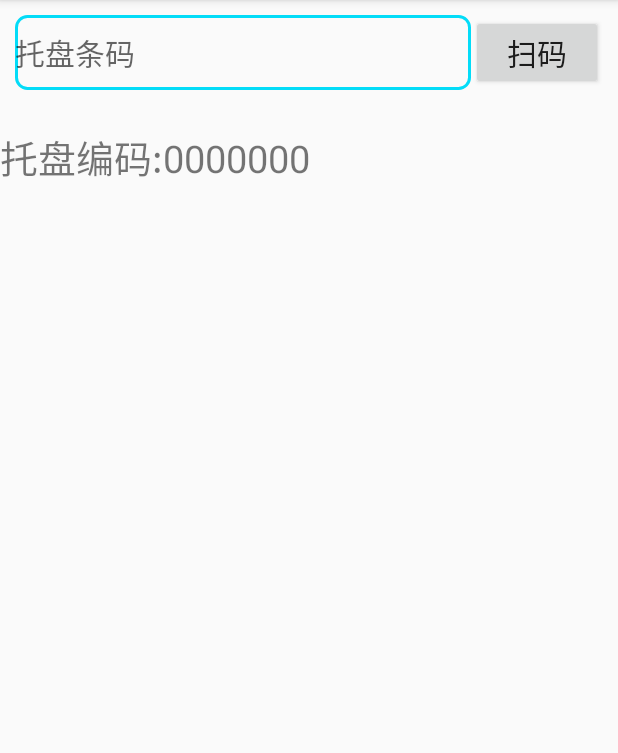
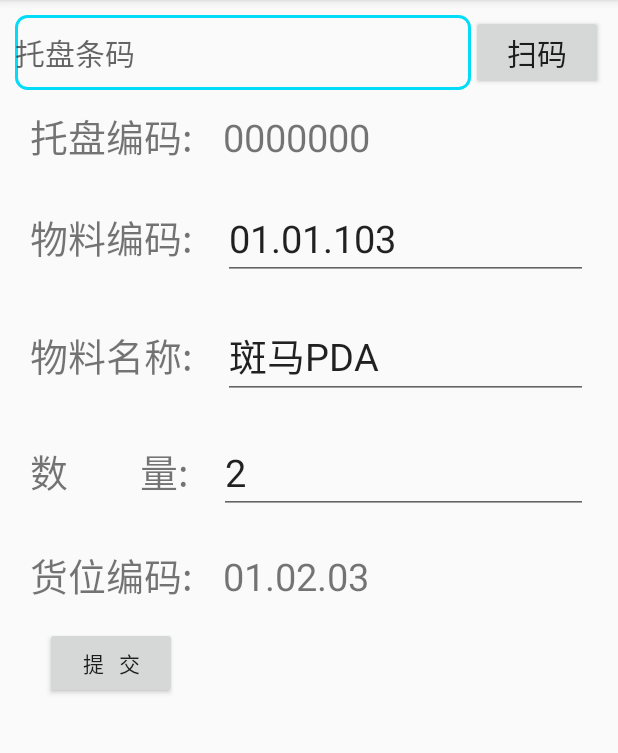
Before and after one commit to chuge9527/BrandPDAapp, an Android app: the Outstore1Activity screen opened directly, with no data from a screen before it, on a phone screen of 412 x 824 dp, the part 84-837 px from its top. Run offline under Robolectric (Android 15) with nearby library versions, the phone set to English and light mode, and no system bars.

Commit message:
fragment1

```diff
--- a/app/src/main/AndroidManifest.xml
+++ b/app/src/main/AndroidManifest.xml
@@ -1,12 +1,13 @@
 <?xml version="1.0" encoding="utf-8"?>
 <manifest xmlns:android="http://schemas.android.com/apk/res/android"
     package="com.wayzim.wayzimpda">
-
+    <uses-permission android:name="android.permission.INTERNET" />
     <application
         android:allowBackup="true"
         android:icon="@mipmap/ic_launcher"
         android:label="@string/app_name"
         android:roundIcon="@mipmap/ic_launcher_round"
+        android:networkSecurityConfig="@xml/network_security_config"
         android:supportsRtl="true"
         android:theme="@style/AppTheme">
         <activity android:name=".Outstore1Activity"></activity>
--- a/app/src/main/java/com/wayzim/wayzimpda/Detail1Fragment.java
+++ b/app/src/main/java/com/wayzim/wayzimpda/Detail1Fragment.java
@@ -24,6 +24,6 @@ public class Detail1Fragment extends Fragment {
     @Override
     public void onViewCreated(@NonNull View view, @Nullable Bundle savedInstanceState) {
         super.onViewCreated(view, savedInstanceState);
-        mtext =(TextView) view.findViewById(R.id.text1);
+        mtext =(TextView) view.findViewById(R.id.trayTX);
     }
 }
--- a/app/src/main/java/com/wayzim/wayzimpda/Outstore1Activity.java
+++ b/app/src/main/java/com/wayzim/wayzimpda/Outstore1Activity.java
@@ -3,6 +3,7 @@ package com.wayzim.wayzimpda;
 import androidx.appcompat.app.AppCompatActivity;
 import androidx.fragment.app.FragmentTransaction;
 
+import android.app.Activity;
 import android.os.Bundle;
 
 public class Outstore1Activity extends AppCompatActivity {
@@ -11,9 +12,7 @@ public class Outstore1Activity extends AppCompatActivity {
     protected void onCreate(Bundle savedInstanceState) {
         super.onCreate(savedInstanceState);
         setContentView(R.layout.activity_outstore1);
-
-
-
-
+        Detail1Fragment detail1Fra = new Detail1Fragment();
+    getSupportFragmentManager().beginTransaction().add(R.id.frame1,detail1Fra).commit();
     }
 }
--- a/app/src/main/res/layout/activity_instore1.xml
+++ b/app/src/main/res/layout/activity_instore1.xml
@@ -25,6 +25,7 @@
             android:layout_toRightOf="@id/bianhaoTX"
             android:hint="输入编码"
             android:textSize="20sp"
+            android:inputType="number"
             android:background="@drawable/loginedit_bg"/>
         <Button
             android:id="@+id/btn_search"
--- a/app/src/main/res/layout/activity_outstore1.xml
+++ b/app/src/main/res/layout/activity_outstore1.xml
@@ -12,7 +12,7 @@
         android:layout_marginLeft="10dp"
         android:layout_marginRight="10dp"
         android:layout_marginTop="10dp"
-        android:layout_marginBottom="25dp"
+
         >
 
         <Button
@@ -33,11 +33,11 @@
             android:textSize="20sp"
             android:background="@drawable/loginedit_bg"/>
     </RelativeLayout>
-    <fragment
+
+    <FrameLayout
         android:layout_width="match_parent"
         android:layout_height="wrap_content"
-        android:name="com.wayzim.wayzimpda.Detail1Fragment"
-        android:id="@+id/fg1"/>
+        android:id="@+id/frame1"/>
 
 
 </LinearLayout>
--- a/app/src/main/res/layout/fragment_detail1.xml
+++ b/app/src/main/res/layout/fragment_detail1.xml
@@ -1,22 +1,119 @@
 <?xml version="1.0" encoding="utf-8"?>
 <LinearLayout xmlns:android="http://schemas.android.com/apk/res/android"
-    android:orientation="vertical" android:layout_width="match_parent"
+    android:orientation="vertical"
+    android:layout_width="match_parent"
     android:layout_height="match_parent">
     <LinearLayout
         android:layout_width="match_parent"
         android:layout_height="wrap_content"
-        android:orientation="horizontal">
+        android:orientation="horizontal"
+        android:layout_marginLeft="10dp"
+        android:layout_marginTop="1dp"
+        android:layout_marginRight="10dp"
+        android:padding="10dp">
     <TextView
         android:layout_width="wrap_content"
         android:layout_height="wrap_content"
         android:text="托盘编码:"
         android:textSize="25sp"/>
     <TextView
+        android:layout_width="match_parent"
+        android:layout_height="wrap_content"
+        android:layout_marginLeft="20dp"
+        android:text="0000000"
+        android:textSize="25sp"
+        android:id="@+id/trayTX"/>
+      </LinearLayout>
+    <LinearLayout
+        android:layout_width="match_parent"
+        android:layout_height="wrap_content"
+        android:orientation="horizontal"
+        android:layout_marginLeft="10dp"
+        android:layout_marginTop="1dp"
+        android:layout_marginRight="10dp"
+        android:padding="10dp">
+        <TextView
+            android:layout_width="wrap_content"
+            android:layout_height="wrap_content"
+            android:text="物料编码:"
+            android:textSize="25sp"/>
+        <EditText
+            android:layout_width="match_parent"
+            android:layout_height="wrap_content"
+            android:layout_marginLeft="20dp"
+            android:text="01.01.103"
+            android:textSize="25sp"
+            android:id="@+id/materialCodeTX"/>
+    </LinearLayout>
+    <LinearLayout
+        android:layout_width="match_parent"
+        android:layout_height="wrap_content"
+        android:orientation="horizontal"
+        android:layout_marginLeft="10dp"
+        android:layout_marginTop="1dp"
+        android:layout_marginRight="10dp"
+        android:padding="10dp">
+        <TextView
+            android:layout_width="wrap_content"
+            android:layout_height="wrap_content"
+            android:text="物料名称:"
+            android:textSize="25sp"/>
+        <EditText
+            android:layout_width="match_parent"
+            android:layout_height="wrap_content"
+            android:layout_marginLeft="20dp"
+            android:text="斑马PDA"
+            android:textSize="25sp"
+            android:id="@+id/materialNameTX"/>
+    </LinearLayout>
+    <LinearLayout
+        android:layout_width="match_parent"
+        android:layout_height="wrap_content"
+        android:orientation="horizontal"
+        android:layout_marginLeft="10dp"
+        android:layout_marginTop="1dp"
+        android:layout_marginRight="10dp"
+        android:padding="10dp">
+        <TextView
+            android:layout_width="wrap_content"
+            android:layout_height="wrap_content"
+            android:text="数        量:"
+            android:textSize="25sp"/>
+        <EditText
+            android:layout_width="match_parent"
+            android:layout_height="wrap_content"
+            android:layout_marginLeft="20dp"
+            android:text="2"
+            android:inputType="number"
+            android:textSize="25sp"
+            android:id="@+id/countTX"/>
+    </LinearLayout>
+    <LinearLayout
+        android:layout_width="match_parent"
+        android:layout_height="wrap_content"
+        android:orientation="horizontal"
+        android:layout_marginLeft="10dp"
+        android:layout_marginTop="1dp"
+        android:layout_marginRight="10dp"
+        android:padding="10dp">
+        <TextView
+            android:layout_width="wrap_content"
+            android:layout_height="wrap_content"
+            android:text="货位编码:"
+            android:textSize="25sp"/>
+        <TextView
+            android:layout_width="match_parent"
+            android:layout_height="wrap_content"
+            android:layout_marginLeft="20dp"
+            android:text="01.02.03"
+            android:textSize="25sp"
+            android:id="@+id/binCodeTX"/>
+    </LinearLayout>
+    <Button
         android:layout_width="wrap_content"
         android:layout_height="wrap_content"
-        android:text="0000000"
-        android:textSize="25sp"
-        android:id="@+id/text1"/>
-      </LinearLayout>
+        android:layout_marginTop="5dp"
+        android:layout_marginLeft="30dp"
+        android:text="提   交"/>
 
 </LinearLayout>
--- /dev/null
+++ b/app/src/main/res/xml/network_security_config.xml
@@ -0,0 +1,9 @@
+<?xml version="1.0" encoding="utf-8"?>
+<network-security-config>
+    <base-config cleartextTrafficPermitted="true">
+        <trust-anchors>
+            <certificates src="system" />
+        </trust-anchors>
+    </base-config>
+</network-security-config>
+    <!--  安卓10的http开头的url也可以安全访问 -->
```
Also changed, not shown: app/src/main/res/drawable/icon.png (added).
